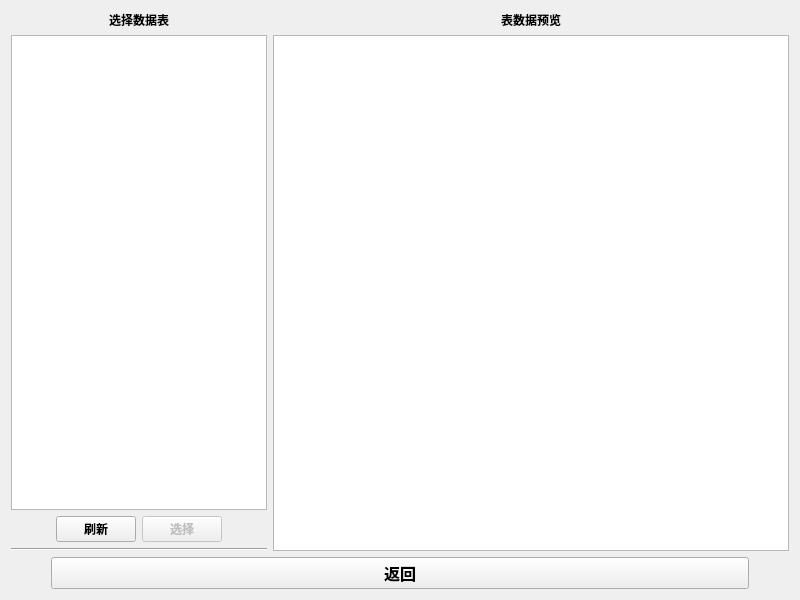
kingry1/GraduationProject-Data-Visualization-System, file views/UI_DbsTableSelect.ui: the form before one commit.
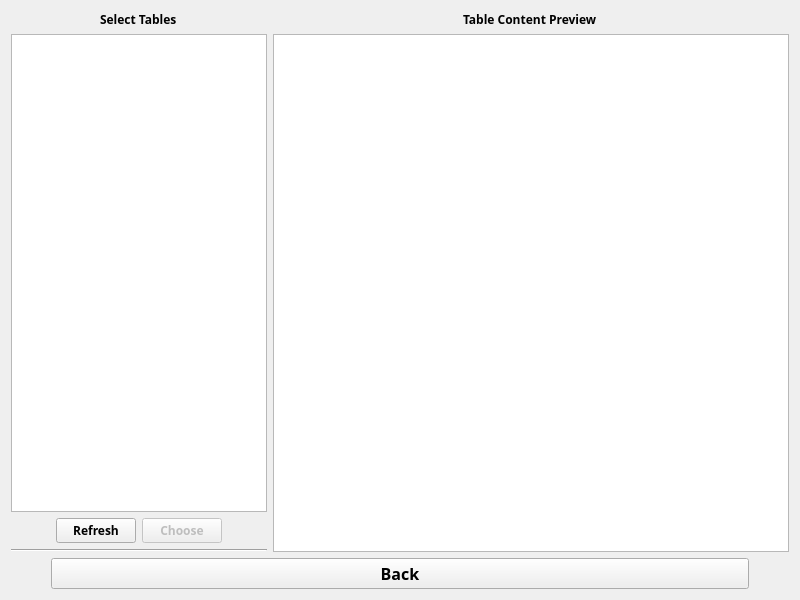
The form after the commit. Icons and pictures are not drawn.

Patch:
```diff
--- a/views/UI_DbsTableSelect.ui
+++ b/views/UI_DbsTableSelect.ui
@@ -34,7 +34,7 @@
             </font>
            </property>
            <property name="text">
-            <string>选择数据表</string>
+            <string>Select Tables</string>
            </property>
           </widget>
          </item>
@@ -73,7 +73,7 @@
               </font>
              </property>
              <property name="text">
-              <string>刷新</string>
+              <string>Refresh</string>
              </property>
             </widget>
            </item>
@@ -90,7 +90,7 @@
               </font>
              </property>
              <property name="text">
-              <string>选择</string>
+              <string>Choose</string>
              </property>
             </widget>
            </item>
@@ -130,7 +130,7 @@
             </font>
            </property>
            <property name="text">
-            <string>表数据预览</string>
+            <string>Table Content Preview</string>
            </property>
           </widget>
          </item>
@@ -180,7 +180,7 @@
           </font>
          </property>
          <property name="text">
-          <string>返回</string>
+          <string>Back</string>
          </property>
         </widget>
        </item>
```
Left out of the diff: 2 changed lines with no effect on the pictures.
